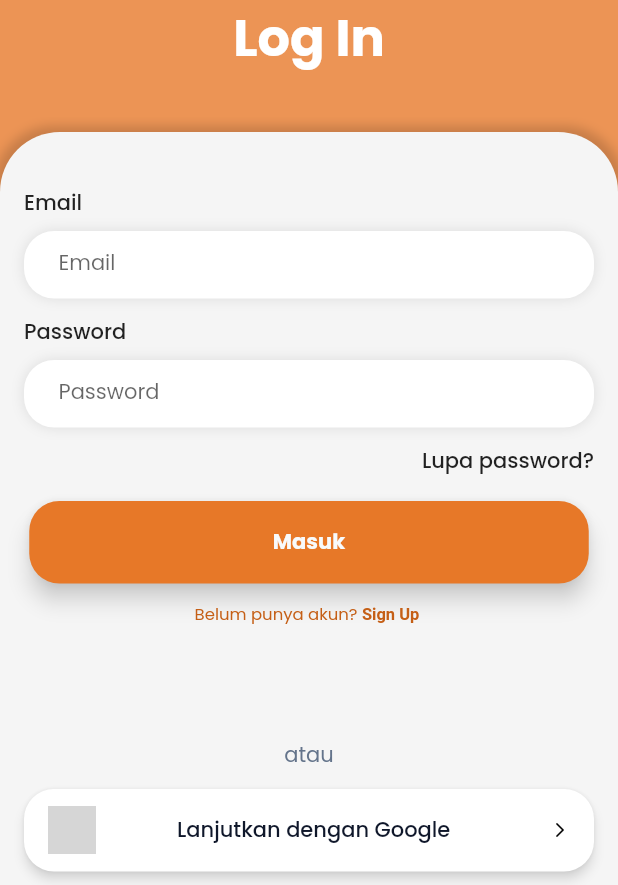
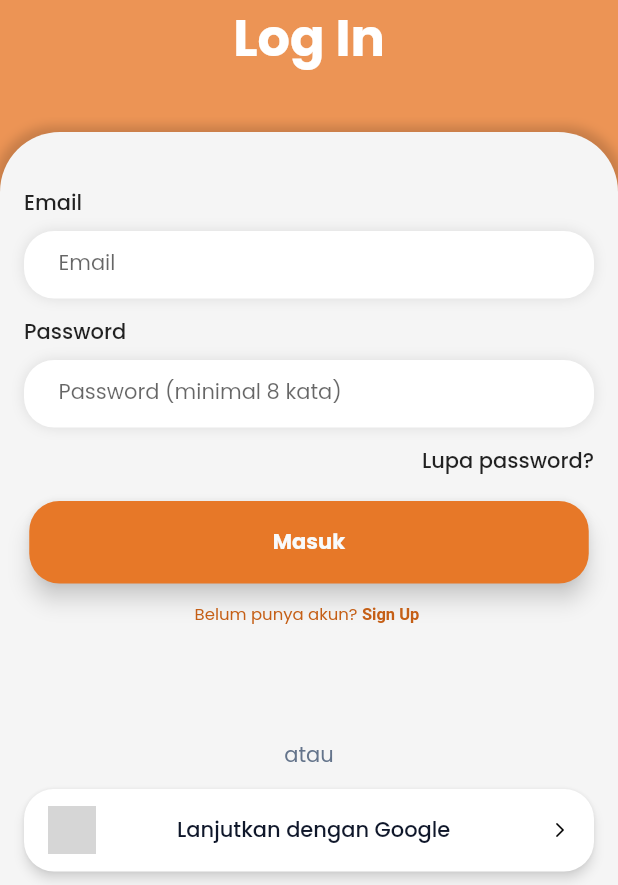
Before and after one commit to Ptrizy/LABIREEN, a Flutter app: the LoginPage screen opened directly, on a phone screen of 412 x 824 dp, the part 351-1236 px from its top. Run offline on Flutter 3.47's test engine with Material 2 defaults, Android fonts, the phone set to English and light mode, and no system bars; our stand-ins replace bloc, dio, flutter_bloc, get_storage, google_fonts, image_gallery_saver and 1 more; missing offline and left inert: wc_form_validators; accounts and stored records are empty; grey boxes are pictures that could not be loaded.

Commit message:
connect login

```diff
--- a/lib/bloc/bloc/auth_event.dart
+++ b/lib/bloc/bloc/auth_event.dart
@@ -17,3 +17,15 @@ class RegisterEvent extends AuthEvent {
       required this.password_confirm,
       required this.phone_number});
 }
+
+class LoginEvent extends AuthEvent {
+  String email;
+  String password;
+  LoginEvent({
+    required this.email,
+    required this.password,
+  });
+
+}
+
+class LogoutEvent extends AuthEvent{}
--- a/lib/bloc/bloc/auth_state.dart
+++ b/lib/bloc/bloc/auth_state.dart
@@ -14,3 +14,18 @@ class AuthEror extends AuthState {
 }
 
 class AuthLoading extends AuthState {}
+
+class AuthSuccess extends AuthState {}
+
+class Authenticated extends AuthState {}
+
+class Unauthenticated extends AuthState {}
+
+class AuthenticatedError extends AuthState {
+  String error;
+  AuthenticatedError({
+    required this.error,
+  });
+}
+
+class AuthenticatedLoading extends AuthState {}
--- a/lib/pages/login_page.dart
+++ b/lib/pages/login_page.dart
@@ -1,20 +1,43 @@
 import 'package:flutter/gestures.dart';
 import 'package:flutter/material.dart';
+import 'package:flutter_bloc/flutter_bloc.dart';
 import 'package:google_fonts/google_fonts.dart';
+import 'package:labireen/bloc/bloc/auth_bloc.dart';
 import 'package:labireen/pages/home_page_screens/home_page.dart';
 import 'package:labireen/pages/reset_password.dart';
 import 'package:labireen/pages/sign_up_page.dart';
 import 'package:labireen/widget/sign_up_page/button_login.dart';
 import 'package:labireen/widget/sign_up_page/google_button_login.dart';
+import 'package:labireen/widget/sign_up_page/reuseable_snackbar.dart';
 import 'package:labireen/widget/sign_up_page/text_field_login.dart';
 
 class LoginPage extends StatelessWidget {
   LoginPage({super.key});
-  final TextEditingController nameController = TextEditingController();
+  final TextEditingController passwordController = TextEditingController();
   final TextEditingController emailController = TextEditingController();
 
   @override
   Widget build(BuildContext context) {
+    return BlocConsumer<AuthBloc, AuthState>(
+      listener: (context, state) {
+        if (state is AuthSuccess) {
+          Navigator.of(context).pushAndRemoveUntil(
+              MaterialPageRoute(builder: (context) => HomePage()),
+              (route) => false);
+        } else if (state is AuthEror) {
+          ReuseableSnackbar();
+        }
+      },
+      builder: (context, state) {
+        if (state is AuthLoading) {
+          return const Scaffold(
+            body: Center(
+              child: CircularProgressIndicator(
+                  valueColor:
+                      AlwaysStoppedAnimation(Color.fromARGB(255, 197, 95, 22))),
+            ),
+          );
+        }
         return Scaffold(
           backgroundColor: Color.fromARGB(255, 236, 148, 85),
           resizeToAvoidBottomInset: false,
@@ -89,8 +112,8 @@ class LoginPage extends StatelessWidget {
                               height: 8,
                             ),
                             TextFieldLogin(
-                            controller: nameController,
-                            text: 'Password',
+                                controller: passwordController,
+                                text: 'Password (minimal 8 kata)',
                                 textInputType: TextInputType.visiblePassword,
                                 obscure: true),
                             SizedBox(
@@ -108,7 +131,8 @@ class LoginPage extends StatelessWidget {
                                 child: Text(
                                   "Lupa password?",
                                   style: GoogleFonts.poppins(
-                                  fontSize: 14, fontWeight: FontWeight.w500),
+                                      fontSize: 14,
+                                      fontWeight: FontWeight.w500),
                                 ),
                               ),
                             ),
@@ -117,7 +141,10 @@ class LoginPage extends StatelessWidget {
                             ),
                             ButtonLogin(
                               text: 'Masuk',
-                          onClicked: () => goToHomePage(context),
+                              onClicked: () {
+                                context.read<AuthBloc>().add(LoginEvent(email: emailController.text,
+                                    password: passwordController.text,));
+                              },
                             ),
                             SizedBox(
                               height: 12,
@@ -179,6 +206,8 @@ class LoginPage extends StatelessWidget {
             ],
           ),
         );
+      },
+    );
   }
 }
 
--- a/lib/pages/sign_up_page.dart
+++ b/lib/pages/sign_up_page.dart
@@ -37,7 +37,10 @@ class SignUpPage extends StatelessWidget {
       builder: (context, state) {
         if (state is AuthLoading) {
           return const Scaffold(
-            body: Center(child: CircularProgressIndicator()),
+            body: Center(
+                child: CircularProgressIndicator(
+                    valueColor: AlwaysStoppedAnimation(
+                        Color.fromARGB(255, 197, 95, 22)))),
           );
         }
         return Scaffold(
--- /dev/null
+++ b/lib/repository/cache_repository.dart
@@ -0,0 +1,21 @@
+import 'package:get_storage/get_storage.dart';
+
+class Cache {
+  static final box = GetStorage();
+
+  static Future<void> writeData({
+    required String key,
+    required dynamic value,
+  }) async {
+    await box.write(key, value);
+  }
+
+  static Future getData(String key) async {
+    final result = await box.read(key);
+    return result;
+  }
+
+  static Future<void> deleteData(String key) async {
+    await box.remove(key);
+  }
+}
--- a/pubspec.yaml
+++ b/pubspec.yaml
@@ -42,7 +42,7 @@ dependencies:
   dio: ^5.0.2
   wc_form_validators: ^1.0.0
   flutter_bloc: ^8.1.2
-
+  get_storage: ^2.1.1
 
 dev_dependencies:
   flutter_test:
```
Also changed, not shown: lib/bloc/bloc/auth_bloc.dart (+23 -2 lines), lib/pages/detail_menu_page.dart (+24 -11 lines), lib/repository/auth_repository.dart (+26 -0 lines), pubspec.lock. Lines whose indentation alone changed are shown as unchanged.
